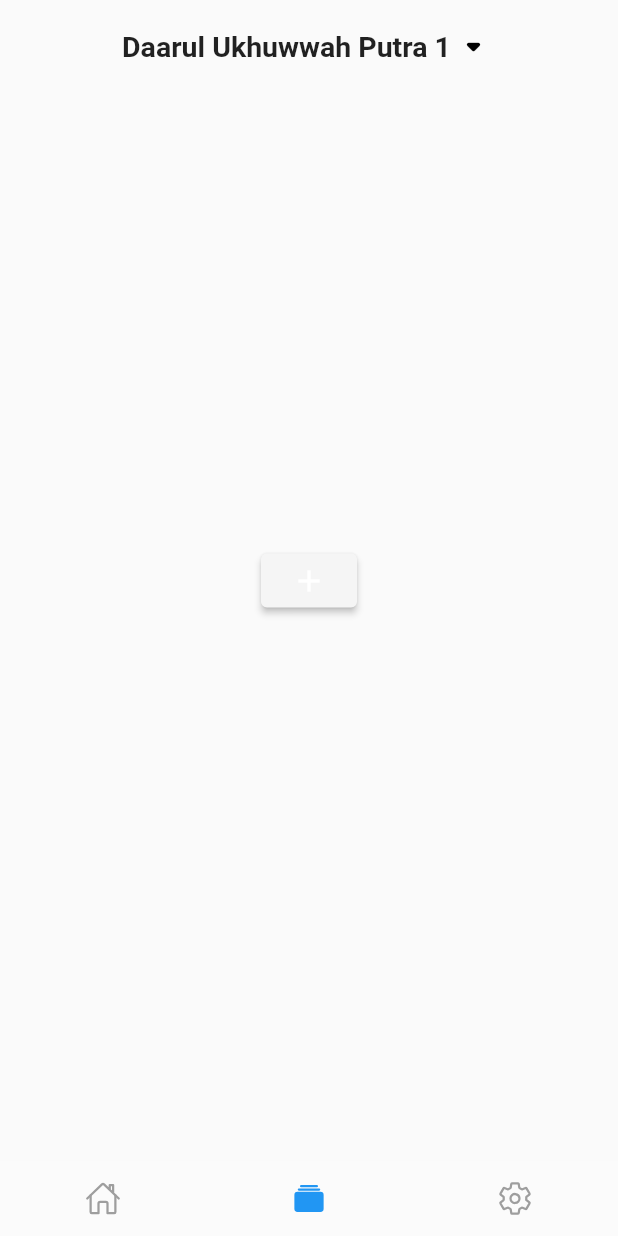
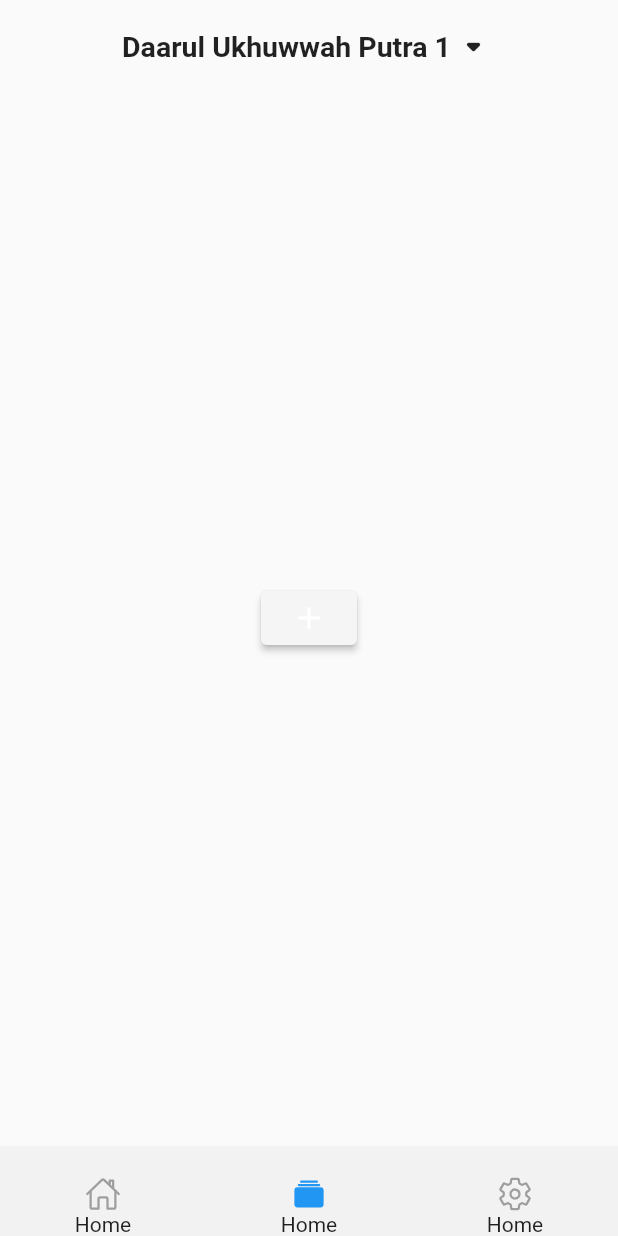
Before and after one commit to oioeoi/Daarul-Ukhuwwah-App, a Flutter app: the screen it shows after launch, item 2 of the bottom bar chosen, on a phone screen of 412 x 824 dp. Run offline on Flutter 3.47's test engine with Material 2 defaults, Android fonts, the light colour scheme and no system bars; our stand-ins replace dio, ionicons; network calls fail.

Commit message:
finally my app bar and navbar like ios

```diff
--- a/lib/component/appbar.dart
+++ b/lib/component/appbar.dart
@@ -59,7 +59,7 @@ class _MyAppBarState extends State<MyAppBar> {
       appBarContent = ClipRRect(
         child: BackdropFilter(
           child: Container(
-            color: Theme.of(context).colorScheme.background.withOpacity(0.4),
+            color: Theme.of(context).colorScheme.background.withOpacity(0.65),
             child: appBarContent,
           ),
           filter: ImageFilter.blur(
--- a/lib/component/navbar.dart
+++ b/lib/component/navbar.dart
@@ -1,52 +1,72 @@
-// import 'dart:ui';
+import 'dart:ui';
+import 'package:flutter/material.dart';
 
-// import 'package:daarul_ukhuwwah_media/bloc/hide_navbar.dart';
-// import 'package:daarul_ukhuwwah_media/pages/AlbumPage.dart';
-// import 'package:daarul_ukhuwwah_media/pages/HomePage.dart';
-// import 'package:daarul_ukhuwwah_media/pages/ProfilePage.dart';
-// import 'package:flutter/material.dart';
-// import 'package:ionicons/ionicons.dart';
-// import 'package:provider/provider.dart';
+class MyNavBar extends StatefulWidget implements PreferredSizeWidget {
+  final Widget content;
 
-// class MyNavBar extends StatefulWidget {
-//   const MyNavBar({Key? key}) : super(key: key);
-//   @override
-//   State<MyNavBar> createState() => _MyNavBarState();
-// }
+  const MyNavBar({super.key, required this.content});
+  @override
+  State<MyNavBar> createState() => _MyNavBarState();
+  Size get preferredSize => Size.fromHeight(kToolbarHeight);
+}
 
-// class _MyNavBarState extends State<MyNavBar> {
+class _MyNavBarState extends State<MyNavBar> {
+  ScrollNotificationObserverState? _scrollNotificationObserver;
+  bool _scrolledUnder = false;
 
+  @override
+  void didChangeDependencies() {
+    super.didChangeDependencies();
+    _scrollNotificationObserver?.removeListener(_handleScrollNotification);
+    _scrollNotificationObserver = ScrollNotificationObserver.maybeOf(context);
+    _scrollNotificationObserver?.addListener(_handleScrollNotification);
+  }
 
-//   List<BottomNavigationBarItem> bottomBarItems() {
-//     return [
-//       BottomNavigationBarItem(
-//           icon: Icon(Ionicons.home_outline),
-//           activeIcon: Icon(Ionicons.home),
-//           label: 'Home'),
-//       BottomNavigationBarItem(
-//           icon: Icon(Ionicons.albums_outline),
-//           activeIcon: Icon(Ionicons.albums),
-//           label: 'Albums'),
-//       BottomNavigationBarItem(
-//           icon: Icon(Ionicons.settings_outline),
-//           activeIcon: Icon(Ionicons.settings),
-//           label: 'Setting')
-//     ];
-//   }
+  @override
+  void dispose() {
+    if (_scrollNotificationObserver != null) {
+      _scrollNotificationObserver!.removeListener(_handleScrollNotification);
+      _scrollNotificationObserver = null;
+    }
+    super.dispose();
+  }
 
-//   @override
-//   Widget build(BuildContext context) {
-//     return
-//     // Stack(
-//     //   alignment: Alignment.bottomCenter,
-//     //   children: [
-//     //     _barPage[selectedIndex],
-//     //     BottomNavigationBar(
-//     //       currentIndex: selectedIndex,
-//     //       onTap: (newIndex) => setState(() => selectedIndex = newIndex),
-//     //       items: bottomBarItems(),
-//     //     ),
-//     //   ],
-//     // );
-//   }
-// }
+  void _handleScrollNotification(ScrollNotification notification) {
+    if (notification is ScrollUpdateNotification) {
+      final bool oldScrolledUnder = _scrolledUnder;
+      final ScrollMetrics metrics = notification.metrics;
+      switch (metrics.axisDirection) {
+        case AxisDirection.up:
+          _scrolledUnder = metrics.extentAfter > 0;
+        case AxisDirection.down:
+          _scrolledUnder = metrics.extentBefore > 0;
+        case AxisDirection.right:
+        case AxisDirection.left:
+          break;
+      }
+
+      if (_scrolledUnder != oldScrolledUnder) {
+        setState(() {});
+      }
+    }
+  }
+
+  @override
+  Widget build(BuildContext context) {
+    Widget navBarContent = widget.content;
+
+    navBarContent = ClipRRect(
+      child: BackdropFilter(
+        child: Container(
+          color: Theme.of(context).colorScheme.background.withOpacity(0.65),
+          child: navBarContent,
+        ),
+        filter: ImageFilter.blur(
+          sigmaY: 10,
+          sigmaX: 10,
+        ),
+      ),
+    );
+    return navBarContent;
+  }
+}
--- a/lib/main.dart
+++ b/lib/main.dart
@@ -45,6 +45,7 @@ class _MyAppState extends State<MyApp> {
         darkTheme: darkTheme,
         home: Scaffold(
           extendBodyBehindAppBar: true,
+          extendBody: true,
           appBar: MyAppBar(
             content: Column(
               mainAxisAlignment: MainAxisAlignment.end,
@@ -72,8 +73,10 @@ class _MyAppState extends State<MyApp> {
             ),
           ),
           body: _barPage[selectedIndex],
-          bottomNavigationBar: Row(
-            children: _navBarItemList,
+          bottomNavigationBar: MyNavBar(
+            content: Row(
+              children: _navBarItemList,
+            ),
           ),
         ),
       ),
@@ -92,14 +95,21 @@ class _MyAppState extends State<MyApp> {
       },
       child: SafeArea(
         child: Container(
-          alignment: Alignment.center,
+          alignment: Alignment.bottomCenter,
           width: MediaQuery.of(context).size.width / iconList.length,
-          height: 50,
-          decoration: BoxDecoration(
-            color: Colors.white10,
+          height: 60,
+          child: Column(
+            mainAxisAlignment: MainAxisAlignment.end,
+            children: [
+              Icon(
+                index == selectedIndex ? iconSelected : icon,
+                color: index == selectedIndex ? Colors.blue : Colors.grey,
+              ),
+              Text(
+                'Home',
+              )
+            ],
           ),
-          child: Icon(index == selectedIndex ? iconSelected : icon,
-              color: index == selectedIndex ? Colors.blue : Colors.grey),
         ),
       ),
     );
--- a/lib/theme/dark.dart
+++ b/lib/theme/dark.dart
@@ -3,17 +3,9 @@ import 'package:flutter/material.dart';
 ThemeData darkTheme = ThemeData(
     brightness: Brightness.dark,
     primaryColor: Color.fromARGB(255, 253, 167, 5),
-    bottomNavigationBarTheme: BottomNavigationBarThemeData(
-        backgroundColor: Colors.grey[900],
-        selectedItemColor: Colors.white,
-        selectedLabelStyle: TextStyle(
-          color: Colors.white,
-          fontWeight: FontWeight.bold,
-        )),
     colorScheme: ColorScheme.dark(
       background: Colors.black,
       primary: Colors.grey[900]!,
       secondary: Colors.grey[800]!,
     ),
-    iconTheme: IconThemeData(color: Colors.white),
     visualDensity: VisualDensity.adaptivePlatformDensity);
--- a/lib/theme/light.dart
+++ b/lib/theme/light.dart
@@ -3,29 +3,9 @@ import 'package:flutter/material.dart';
 ThemeData lightTheme = ThemeData(
     brightness: Brightness.light,
     primaryColor: Color.fromARGB(255, 253, 167, 5),
-    appBarTheme: AppBarTheme(
-        backgroundColor: Colors.transparent,
-        elevation: 0,
-        iconTheme: IconThemeData(
-          color: Colors.black,
-        ),
-        titleTextStyle: TextStyle(
-          color: Colors.black,
-          fontSize: 20.0,
-        )),
-    bottomNavigationBarTheme: BottomNavigationBarThemeData(
-        backgroundColor: Colors.white.withOpacity(0.5),
-        elevation: 0,
-        selectedItemColor: Colors.black,
-        selectedLabelStyle: TextStyle(
-          color: Colors.black,
-          fontWeight: FontWeight.bold,
-          fontSize: 12.0,
-        )),
     colorScheme: ColorScheme.light(
       background: Colors.grey[200]!,
       primary: Colors.grey[100]!,
       secondary: Colors.grey[300]!,
     ),
-    iconTheme: IconThemeData(color: Colors.black),
     visualDensity: VisualDensity.adaptivePlatformDensity);
```
